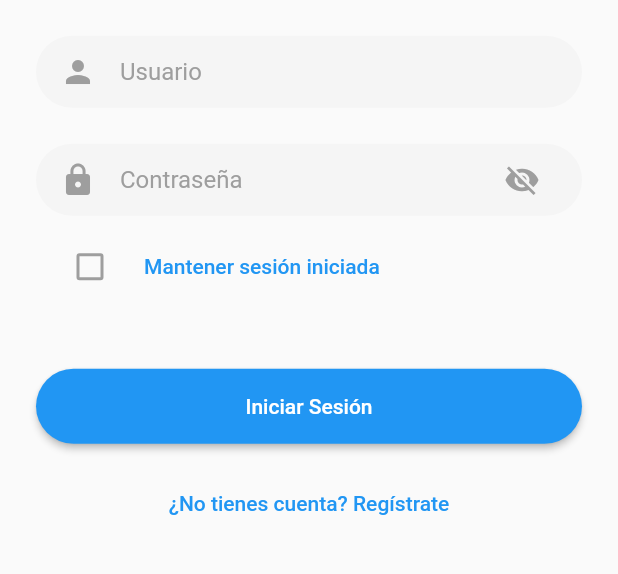
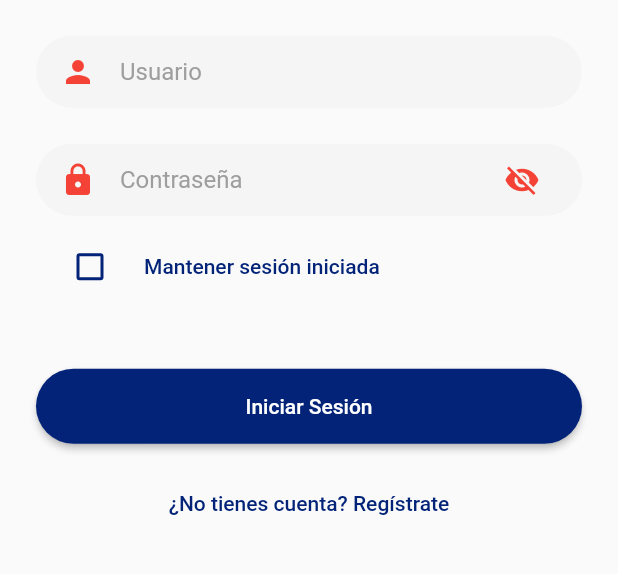
Before and after one commit to JorgeL-SepulvedaA/Tukuntazo-Travel, a Flutter app: the screen it shows after launch, on a phone screen of 412 x 824 dp, the part 574-1148 px from its top. Run offline on Flutter 3.47's test engine with Material 2 defaults, Android fonts, the phone set to English and light mode, and no system bars; our stand-ins replace flutter_map, latlong2, shared_preferences, sqflite; accounts and stored records are empty.

Commit message:
Update login_screen.dart

```diff
--- a/lib/auth/login_screen.dart
+++ b/lib/auth/login_screen.dart
@@ -67,7 +67,7 @@ class _SignIn extends State<SignIn> {
                   horizontal: 16.0), // Espaciado horizontal
               child: const Row(
                 children: [
-                  Icon(Icons.person, color: Colors.grey), // Icono
+                  Icon(Icons.person, color: Colors.red), // Icono
                   SizedBox(width: 16.0), // Espacio entre el icono y el texto
                   Expanded(
                     child: TextField(
@@ -93,7 +93,7 @@ class _SignIn extends State<SignIn> {
               padding: const EdgeInsets.symmetric(horizontal: 16.0),
               child: Row(
                 children: [
-                  const Icon(Icons.lock, color: Colors.grey),
+                  const Icon(Icons.lock, color: Colors.red),
                   const SizedBox(width: 16.0),
                   Expanded(
                     child: TextField(
@@ -109,7 +109,7 @@ class _SignIn extends State<SignIn> {
                   IconButton(
                     icon: Icon(
                       _showPassword ? Icons.visibility : Icons.visibility_off,
-                      color: Colors.grey,
+                      color: Colors.red,
                     ),
                     onPressed: () {
                       setState(() {
@@ -130,7 +130,7 @@ class _SignIn extends State<SignIn> {
               child: Theme(
                 data: Theme.of(context).copyWith(
                   unselectedWidgetColor:
-                      Colors.grey, // Color del checkbox no seleccionado
+                  Color.fromRGBO(2, 35, 120, 1), // Color del checkbox no seleccionado
                   checkboxTheme: CheckboxThemeData(
                     shape: RoundedRectangleBorder(
                       borderRadius:
@@ -142,7 +142,7 @@ class _SignIn extends State<SignIn> {
                   title: const Text(
                     'Mantener sesión iniciada',
                     style: TextStyle(
-                      color: Colors.blue,
+                      color: Color.fromRGBO(2, 35, 120, 1),
                       fontWeight: FontWeight.w500,
                       fontSize: 14.0,
                     ),
@@ -168,10 +168,11 @@ class _SignIn extends State<SignIn> {
                   const EdgeInsets.symmetric(vertical: 16.0), // Margen vertical
               child: ElevatedButton(
                 onPressed: () {
+
                   const HomeScreen();
                 },
                 style: ElevatedButton.styleFrom(
-                  backgroundColor: Colors.blue,
+                  backgroundColor: Color.fromRGBO(2, 35, 120, 1),
                   shape: RoundedRectangleBorder(
                     borderRadius: BorderRadius.circular(30.0),
                   ),
@@ -192,7 +193,9 @@ class _SignIn extends State<SignIn> {
                           const SignUpScreen()), // Navega a la pantalla de inicio
                 );
               },
-              child: const Text('¿No tienes cuenta? Regístrate'),
+              child: const Text(
+                  '¿No tienes cuenta? Regístrate',
+                  style: TextStyle(color: Color.fromRGBO(2, 35, 120, 1))),
             ),
           ],
         ),
```
